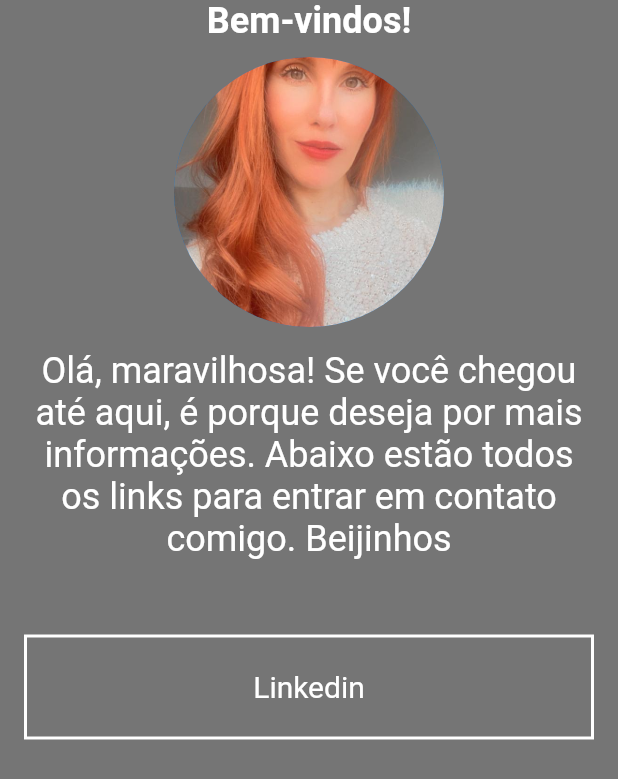
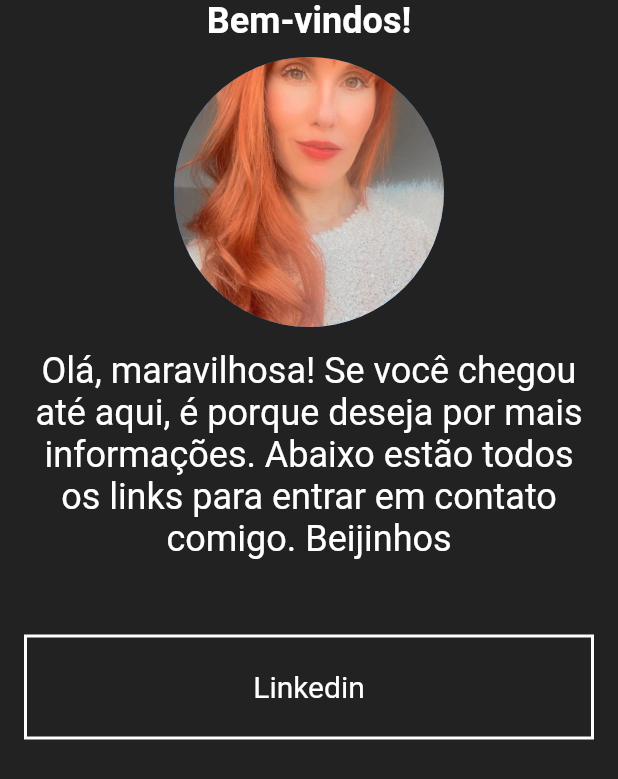
Before and after one commit to Renatojr2/link_tree_fabi, a Flutter app: the screen it shows after launch, on a phone screen of 412 x 824 dp. Shown: the top 779 px of the screen. Run offline on Flutter 3.47's test engine with Material 2 defaults, Android fonts, the phone set to English and light mode, and no system bars.

Commit message:
link tree

```diff
--- a/lib/page/home/home_page.dart
+++ b/lib/page/home/home_page.dart
@@ -22,7 +22,7 @@ class _HomePageState extends State<HomePage> {
   @override
   Widget build(BuildContext context) {
     return Scaffold(
-      backgroundColor: Colors.black54,
+      backgroundColor: Colors.black87,
       body: SafeArea(
         child: Padding(
           padding: const EdgeInsets.symmetric(horizontal: 16),
```
